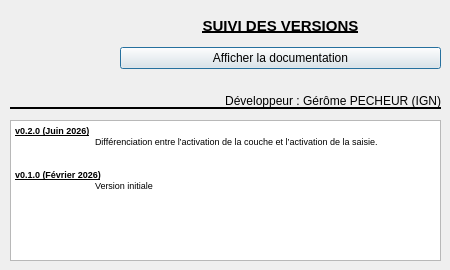
The window that aproposde.ui (IGNF/objets-preferes-qgis-plugin) describes before a commit, drawn with Qt 5.
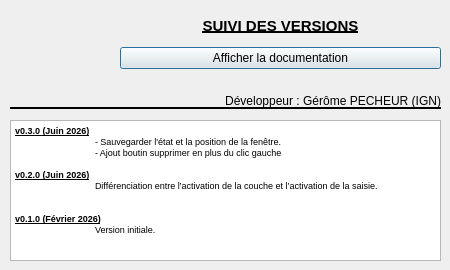
The same window after the commit. Icons and pictures are not drawn.

```diff
--- a/aproposde.ui
+++ b/aproposde.ui
@@ -100,12 +100,16 @@
 &lt;html&gt;&lt;head&gt;&lt;meta name=&quot;qrichtext&quot; content=&quot;1&quot; /&gt;&lt;style type=&quot;text/css&quot;&gt;
 p, li { white-space: pre-wrap; }
 &lt;/style&gt;&lt;/head&gt;&lt;body style=&quot; font-family:'MS Shell Dlg 2'; font-size:8.25pt; font-weight:400; font-style:normal;&quot;&gt;
+&lt;p style=&quot; margin-top:0px; margin-bottom:0px; margin-left:0px; margin-right:0px; -qt-block-indent:0; text-indent:0px;&quot;&gt;&lt;span style=&quot; font-size:7pt; font-weight:600; text-decoration: underline;&quot;&gt;v0.3.0 (Juin 2026)&lt;/span&gt;&lt;/p&gt;
+&lt;p style=&quot; margin-top:0px; margin-bottom:0px; margin-left:0px; margin-right:0px; -qt-block-indent:0; text-indent:0px;&quot;&gt;&lt;span style=&quot; font-size:7pt;&quot;&gt;	- Sauvegarder l'état et la position de la fenêtre.&lt;/span&gt;&lt;/p&gt;
+&lt;p style=&quot; margin-top:0px; margin-bottom:0px; margin-left:0px; margin-right:0px; -qt-block-indent:0; text-indent:0px;&quot;&gt;&lt;span style=&quot; font-size:7pt;&quot;&gt;	- Ajout boutin supprimer en plus du clic gauche&lt;/span&gt;&lt;/p&gt;
+&lt;p style=&quot;-qt-paragraph-type:empty; margin-top:0px; margin-bottom:0px; margin-left:0px; margin-right:0px; -qt-block-indent:0; text-indent:0px; font-size:7pt;&quot;&gt;&lt;br /&gt;&lt;/p&gt;
 &lt;p style=&quot; margin-top:0px; margin-bottom:0px; margin-left:0px; margin-right:0px; -qt-block-indent:0; text-indent:0px;&quot;&gt;&lt;span style=&quot; font-size:7pt; font-weight:600; text-decoration: underline;&quot;&gt;v0.2.0 (Juin 2026)&lt;/span&gt;&lt;/p&gt;
 &lt;p style=&quot; margin-top:0px; margin-bottom:0px; margin-left:0px; margin-right:0px; -qt-block-indent:0; text-indent:0px;&quot;&gt;&lt;span style=&quot; font-size:7pt;&quot;&gt;	Différenciation entre l’activation de la couche et l’activation de la saisie.&lt;/span&gt;&lt;/p&gt;
 &lt;p style=&quot;-qt-paragraph-type:empty; margin-top:0px; margin-bottom:0px; margin-left:0px; margin-right:0px; -qt-block-indent:0; text-indent:0px; font-size:7pt;&quot;&gt;&lt;br /&gt;&lt;/p&gt;
 &lt;p style=&quot;-qt-paragraph-type:empty; margin-top:0px; margin-bottom:0px; margin-left:0px; margin-right:0px; -qt-block-indent:0; text-indent:0px; font-size:7pt;&quot;&gt;&lt;br /&gt;&lt;/p&gt;
 &lt;p style=&quot; margin-top:0px; margin-bottom:0px; margin-left:0px; margin-right:0px; -qt-block-indent:0; text-indent:0px;&quot;&gt;&lt;span style=&quot; font-size:7pt; font-weight:600; text-decoration: underline;&quot;&gt;v0.1.0 (Février 2026)&lt;/span&gt;&lt;/p&gt;
-&lt;p style=&quot; margin-top:0px; margin-bottom:0px; margin-left:0px; margin-right:0px; -qt-block-indent:0; text-indent:0px;&quot;&gt;&lt;span style=&quot; font-size:7pt;&quot;&gt;	Version initiale&lt;/span&gt;&lt;/p&gt;&lt;/body&gt;&lt;/html&gt;</string>
+&lt;p style=&quot; margin-top:0px; margin-bottom:0px; margin-left:0px; margin-right:0px; -qt-block-indent:0; text-indent:0px;&quot;&gt;&lt;span style=&quot; font-size:7pt;&quot;&gt;	Version initiale.&lt;/span&gt;&lt;/p&gt;&lt;/body&gt;&lt;/html&gt;</string>
    </property>
   </widget>
   <widget class="QWidget" name="verticalLayoutWidget">
```
